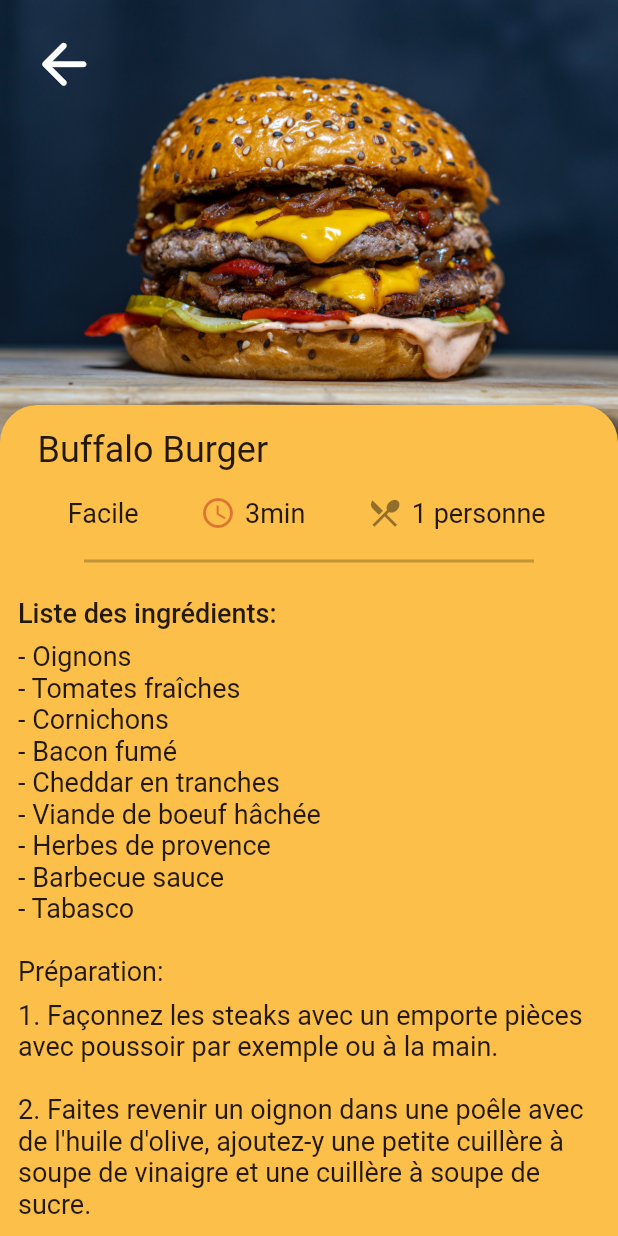
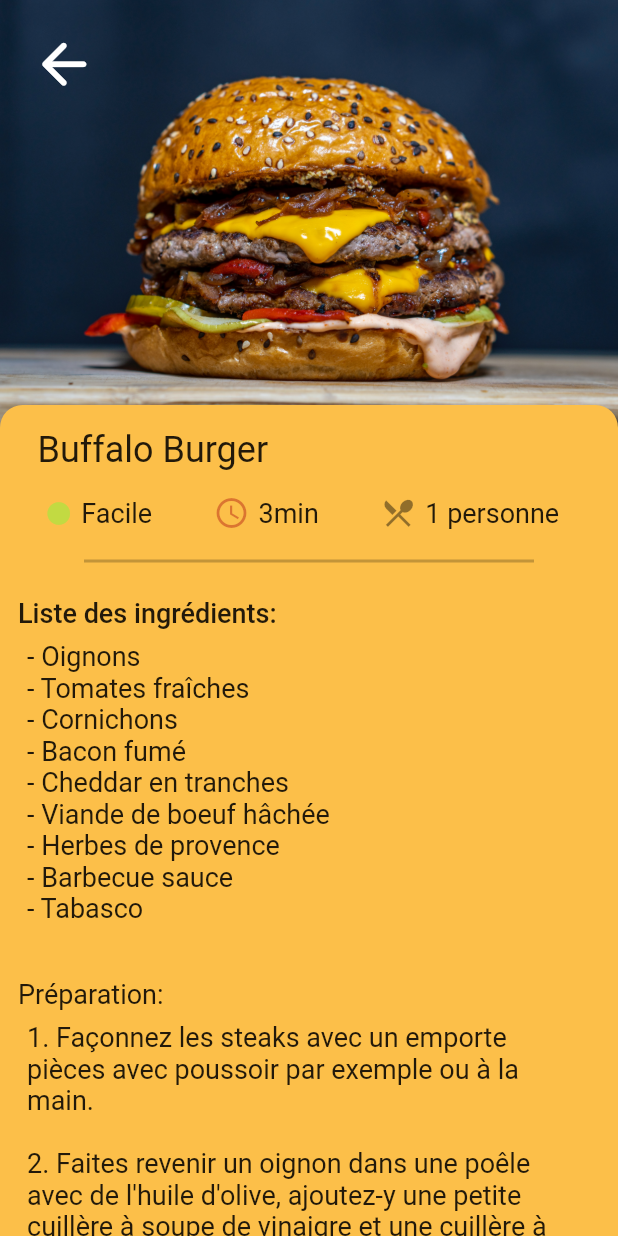
Before and after one commit to AbdourahmaneGadio/SmashBurger, a Flutter app: the Recette1 screen opened by its route, on a phone screen of 412 x 824 dp. Run offline on Flutter 3.47's test engine with Material 2 defaults, Android fonts, the phone set to English and light mode, and no system bars; Roboto replaces fonts that are missing (Poppins).

Commit message:
Recette 1 complète

```diff
--- a/lib/recette1.dart
+++ b/lib/recette1.dart
@@ -1,4 +1,5 @@
 import 'package:flutter/material.dart';
+// import 'package:video_player/video_player.dart';
 
 class Recette1 extends StatefulWidget {
   const Recette1({super.key});
@@ -37,9 +38,10 @@ class _Recette1State extends State<Recette1> {
                         child: Padding(
                           padding: EdgeInsetsDirectional.fromSTEB(12, 12, 0, 0),
                           child: IconButton(
-                            icon:const Icon(Icons.arrow_back_rounded,size: 45),
+                            icon:
+                                const Icon(Icons.arrow_back_rounded, size: 45),
                             color: Colors.white,
-                            onPressed:(){
+                            onPressed: () {
                               Navigator.pushNamed(context, '/Home');
                             },
                           ),
@@ -52,7 +54,7 @@ class _Recette1State extends State<Recette1> {
                         padding: EdgeInsetsDirectional.fromSTEB(0, 270, 0, 0),
                         child: Container(
                           width: double.infinity,
-                          height: 600,
+                          height: 1700,
                           decoration: BoxDecoration(
                             color: Color(0xFFFCBF49),
                             boxShadow: [
@@ -66,11 +68,10 @@ class _Recette1State extends State<Recette1> {
                             borderRadius: BorderRadius.only(
                               bottomLeft: Radius.circular(0),
                               bottomRight: Radius.circular(0),
-                              topLeft: Radius.circular(25),
-                              topRight: Radius.circular(25),
+                              topLeft: Radius.circular(15),
+                              topRight: Radius.circular(15),
                             ),
                           ),
-                          child: SingleChildScrollView(
                           child: Column(
                             mainAxisSize: MainAxisSize.max,
                             children: [
@@ -91,8 +92,8 @@ class _Recette1State extends State<Recette1> {
                                 ),
                               ),
                               Padding(
-                                  padding: EdgeInsetsDirectional.fromSTEB(
-                                      0, 0, 0, 12),
+                                padding:
+                                    EdgeInsetsDirectional.fromSTEB(0, 0, 0, 12),
                                 child: Row(
                                   mainAxisSize: MainAxisSize.max,
                                   mainAxisAlignment: MainAxisAlignment.center,
@@ -103,14 +104,15 @@ class _Recette1State extends State<Recette1> {
                                       child: Row(
                                         mainAxisSize: MainAxisSize.max,
                                         children: [
-                                            /*FaIcon(
-                                              FontAwesomeIcons.solidCircle,
+                                          Icon(
+                                              Icons.lens,
                                               color: Color(0x6A70FF38),
                                               size: 18,
-                                            ),*/
+                                            ),
                                           Padding(
-                                              padding: EdgeInsetsDirectional
-                                                  .fromSTEB(6, 0, 25, 0),
+                                            padding:
+                                                EdgeInsetsDirectional.fromSTEB(
+                                                    6, 0, 25, 0),
                                             child: Text(
                                               'Facile',
                                               style: TextStyle(
@@ -135,8 +137,9 @@ class _Recette1State extends State<Recette1> {
                                             size: 24,
                                           ),
                                           Padding(
-                                              padding: EdgeInsetsDirectional
-                                                  .fromSTEB(6, 0, 25, 0),
+                                            padding:
+                                                EdgeInsetsDirectional.fromSTEB(
+                                                    6, 0, 25, 0),
                                             child: Text(
                                               '3min',
                                               style: TextStyle(
@@ -161,8 +164,9 @@ class _Recette1State extends State<Recette1> {
                                             size: 24,
                                           ),
                                           Padding(
-                                              padding: EdgeInsetsDirectional
-                                                  .fromSTEB(6, 0, 25, 0),
+                                            padding:
+                                                EdgeInsetsDirectional.fromSTEB(
+                                                    6, 0, 25, 0),
                                             child: Text(
                                               '1 personne',
                                               style: TextStyle(
@@ -203,7 +207,7 @@ class _Recette1State extends State<Recette1> {
                                   ),
                                   Padding(
                                     padding: EdgeInsetsDirectional.fromSTEB(
-                                          12, 0, 0, 5),
+                                        18, 0, 18, 20),
                                     child: Text(
                                       '- Oignons\n- Tomates fraîches\n- Cornichons\n- Bacon fumé\n- Cheddar en tranches\n- Viande de boeuf hâchée\n- Herbes de provence\n- Barbecue sauce\n- Tabasco',
                                       style: TextStyle(
@@ -226,7 +230,7 @@ class _Recette1State extends State<Recette1> {
                                   ),
                                   Padding(
                                     padding: EdgeInsetsDirectional.fromSTEB(
-                                          12, 0, 0, 20),
+                                        18, 0, 18, 20),
                                     child: Text(
                                       '1. Façonnez les steaks avec un emporte pièces avec poussoir par exemple ou à la main.\n\n2. Faites revenir un oignon dans une poêle avec de l\'huile d\'olive, ajoutez-y une petite cuillère à soupe de vinaigre et une cuillère à soupe de sucre.\n\n3. Laissez caraméliser quelques minutes\nFaites cuire les steaks dans une poêle avec de l\'huile d\'olive 1 minute de chaque côté\n\n4. Tranchez les buns en deux et badigeonnez les bases et les chapeaux d\'huile d\'olive.\n\n5. Garnissez les bases des buns avec un lit d\'oignons , disposez le steak puis une tranche de cheddar.\n\n6. Passez sous le grill à 200 ° dans la partie haute du four pendant 4 minutes en surveillant.\n\n7. En sortant du four, ajoutez une rondelle de tomate et les pousses d\'épinards et recouvrez avec les chapeaux.',
                                       style: TextStyle(
@@ -248,7 +252,7 @@ class _Recette1State extends State<Recette1> {
                                   ),
                                   Padding(
                                     padding: EdgeInsetsDirectional.fromSTEB(
-                                          12, 0, 0, 20),
+                                        18, 0, 18, 20),
                                     child: Text(
                                       'En 1948 Hicham Sagouti  avait une idée en tête: créer un nouveau type de hamburger qui serait à la viande de boeuf fumé. Hicham a commencé à expérimenter avec différentes recettes et ingrédients, et finalement, il a trouvé la combinaison parfaite. Il a nommé son hamburger \"Buffalo Burger\" en l\'honneur des bisons qui ont inspiré sa création.',
                                       style: TextStyle(
@@ -264,16 +268,16 @@ class _Recette1State extends State<Recette1> {
                                     alignment: AlignmentDirectional(0.7, 0),
                                     child: Padding(
                                       padding: EdgeInsetsDirectional.fromSTEB(
-                                            8, 8, 8, 8),
+                                          8, 8, 8, 60),
                                       child: ElevatedButton(
                                         style: ElevatedButton.styleFrom(
-                                            primary: Color.fromRGBO(
-                                                255, 255, 255, 1),
+                                          primary:
+                                              Color.fromRGBO(247, 127, 0, 1),
                                           side: BorderSide(
                                               width: 1,
-                                                color: Color.fromARGB(0, 0, 0, 0)),
+                                              color:
+                                                  Color.fromARGB(0, 0, 0, 0)),
                                           shape: RoundedRectangleBorder(
-
                                             borderRadius:
                                                 BorderRadius.circular(8),
                                           ),
@@ -284,17 +288,28 @@ class _Recette1State extends State<Recette1> {
                                         child: Text(
                                           "Voir recette n°2",
                                           style: TextStyle(
-                                              color:
-                                                  Color.fromARGB(255, 0, 0, 0),
+                                            color: Color.fromARGB(255, 255, 255, 255),
                                           ),
                                         ),
                                       ),
                                     ),
                                   ),
+                                  // Padding(
+                                  // padding: EdgeInsetsDirectional.fromSTEB(
+                                  //     25, 0, 25, 0),
+                                  // child: FlutterFlowVideoPlayer(
+                                  //   path: 'assets/videos/CrispyVideo.mp4',
+                                  //   videoType: VideoType.asset,
+                                  //   autoPlay: false,
+                                  //   looping: true,
+                                  //   showControls: true,
+                                  //   allowFullScreen: true,
+                                  //   allowPlaybackSpeedMenu: false,
+                                  //   ),
+                                  // ),
                                 ],
                               ),
                             ],
-                            ),
                           ),
                         ),
                       ),
--- a/pubspec.yaml
+++ b/pubspec.yaml
@@ -84,6 +84,7 @@ flutter:
     - assets/images/buffalo-california.jpg
     - assets/images/Crispy.jpg
     - assets/images/Final.jpg
+    #- assets/videos/CripyVideo.mp4
 
   # An image asset can refer to one or more resolution-specific "variants", see
   # https://flutter.dev/assets-and-images/#resolution-aware
```
Also changed, not shown: pubspec.lock, 1 other file. Lines whose indentation alone changed are shown as unchanged.
